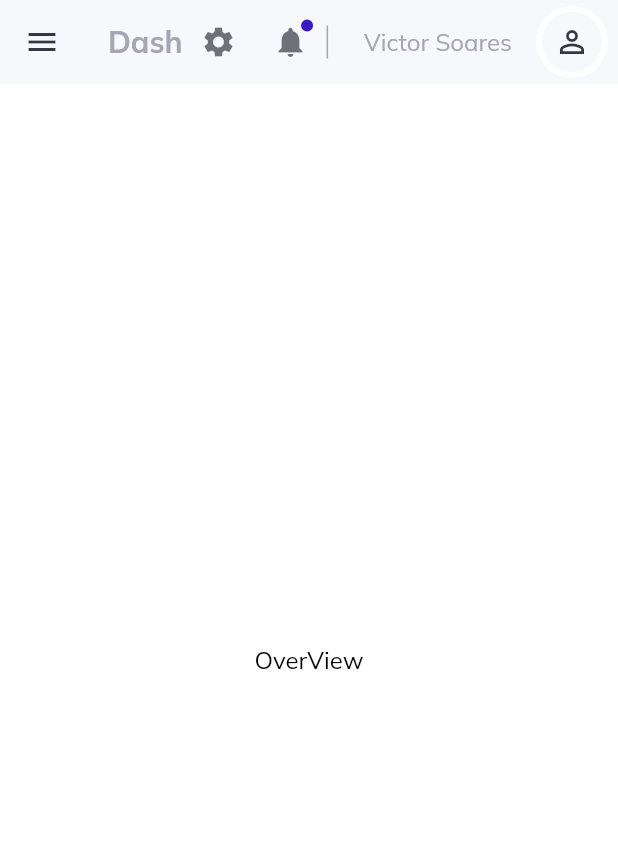
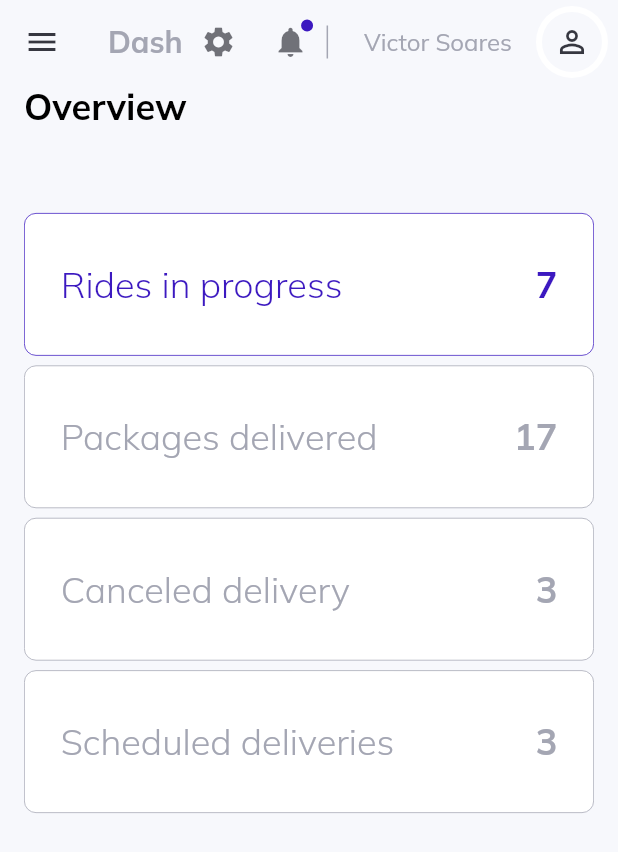
Before and after one commit to SFV-CORE/web_dashboard, a Flutter app: the screen it shows after launch, on a phone screen of 412 x 824 dp. Shown: the top 852 px of the screen. Run offline on Flutter 3.47's test engine with Material 2 defaults, Android fonts, the phone set to English and light mode, and no system bars; our stand-ins replace get, google_fonts.

Commit message:
Create overview cards

```diff
--- a/lib/layout.dart
+++ b/lib/layout.dart
@@ -14,6 +14,7 @@ class SiteLayout extends StatelessWidget {
     return Scaffold(
         //*define a parte de cima do site
         key: scaffoldKey,
+        extendBodyBehindAppBar: true,
         appBar: topNavigationBar(context, scaffoldKey),
         drawer: Drawer(
           child: SideMenu(),
--- a/lib/main.dart
+++ b/lib/main.dart
@@ -1,6 +1,7 @@
 import 'package:flutter/material.dart';
 import 'package:get/get.dart';
 import 'package:google_fonts/google_fonts.dart';
+import 'package:web_dashboard/constants/style.dart';
 import 'controllers/navigation_controller.dart';
 import 'layout.dart';
 import 'controllers/menu_controller.dart';
@@ -20,7 +21,7 @@ class MyApp extends StatelessWidget {
       debugShowCheckedModeBanner: false,
       title: "Dash", //*Titulo da pagina
       theme: ThemeData(
-          scaffoldBackgroundColor: Colors.white,
+          scaffoldBackgroundColor: light,
 
           //*Define a cor de todo o texto como preto
           textTheme: GoogleFonts.mulishTextTheme(Theme.of(context).textTheme)
--- a/lib/pages/overview/overview.dart
+++ b/lib/pages/overview/overview.dart
@@ -1,14 +1,45 @@
 import 'package:flutter/material.dart';
+import 'package:get/get_state_manager/src/rx_flutter/rx_obx_widget.dart';
+import 'package:web_dashboard/constants/controllers.dart';
+import 'package:web_dashboard/helpers/responsivenees.dart';
+import 'package:web_dashboard/pages/overview/widget/overview_cards_large.dart';
+import 'package:web_dashboard/pages/overview/widget/overview_cards_medium.dart';
+import 'package:web_dashboard/pages/overview/widget/overview_cards_small.dart';
 import 'package:web_dashboard/widgets/custom_text.dart';
 
 class OverViewPage extends StatelessWidget {
-  const OverViewPage({Key key}) : super(key: key);
-
   @override
   Widget build(BuildContext context) {
-    return Center(
-        child: CustomText(
-      text: "OverView",
-    ));
+    return Column(
+      children: [
+        Obx(
+          () => Row(
+            children: [
+              Container(
+                margin: EdgeInsets.only(
+                    top: ResponsiveWidget.isSmallScreen(context) ? 56 : 6),
+                child: CustomText(
+                  text: menuController.activeItem.value,
+                  size: 24,
+                  weight: FontWeight.bold,
+                ),
+              ),
+            ],
+          ),
+        ),
+        Expanded(
+          child: ListView(children: [
+            if (ResponsiveWidget.isLargeScreen(context) ||
+                ResponsiveWidget.isMediumScreen(context))
+              if (ResponsiveWidget.isCustomSize(context))
+                OverviewCardsMediumScreen()
+              else
+                OverViewCardsLargeScreen()
+            else
+              OverviewCardsSmallScreen()
+          ]),
+        ),
+      ],
+    );
   }
 }
--- /dev/null
+++ b/lib/pages/overview/widget/info_cards_small.dart
@@ -0,0 +1,54 @@
+import 'package:flutter/material.dart';
+import 'package:web_dashboard/constants/style.dart';
+import 'package:web_dashboard/widgets/custom_text.dart';
+
+class InfoCardSmall extends StatelessWidget {
+  final String title;
+  final String value;
+  final Color topColor;
+  final bool isActive;
+  final Function onTap;
+
+  const InfoCardSmall(
+      {Key key,
+      this.title,
+      this.value,
+      this.topColor,
+      this.isActive = false,
+      this.onTap})
+      : super(key: key);
+
+  @override
+  Widget build(BuildContext context) {
+    return Expanded(
+      child: InkWell(
+        onTap: onTap,
+        child: Container(
+          padding: EdgeInsets.all(24),
+          decoration: BoxDecoration(
+              color: Colors.white,
+              borderRadius: BorderRadius.circular(8),
+              border:
+                  Border.all(color: isActive ? active : lightGrey, width: .5)),
+          child: Row(
+            mainAxisAlignment: MainAxisAlignment.spaceBetween,
+            children: [
+              CustomText(
+                text: title,
+                size: 24,
+                weight: FontWeight.w300,
+                color: isActive ? active : lightGrey,
+              ),
+              CustomText(
+                text: value,
+                size: 24,
+                weight: FontWeight.bold,
+                color: isActive ? active : lightGrey,
+              ),
+            ],
+          ),
+        ),
+      ),
+    );
+  }
+}
--- /dev/null
+++ b/lib/pages/overview/widget/overview_cards_small.dart
@@ -0,0 +1,37 @@
+import 'package:flutter/material.dart';
+import 'package:web_dashboard/pages/overview/widget/info_cards_small.dart';
+
+class OverviewCardsSmallScreen extends StatelessWidget {
+  @override
+  Widget build(BuildContext context) {
+    double _width = MediaQuery.of(context).size.width;
+    return Container(
+        height: 400,
+        child: Column(children: [
+          InfoCardSmall(
+            title: "Rides in progress",
+            value: "7",
+            onTap: () {},
+            isActive: true,
+          ),
+          SizedBox(height: _width / 64),
+          InfoCardSmall(
+            title: "Packages delivered",
+            value: "17",
+            onTap: () {},
+          ),
+          SizedBox(height: _width / 64),
+          InfoCardSmall(
+            title: "Canceled delivery",
+            value: "3",
+            onTap: () {},
+          ),
+          SizedBox(height: _width / 64),
+          InfoCardSmall(
+            title: "Scheduled deliveries",
+            value: "3",
+            onTap: () {},
+          ),
+        ]));
+  }
+}
--- a/lib/widgets/small_screen.dart
+++ b/lib/widgets/small_screen.dart
@@ -6,6 +6,7 @@ class SmallScreen extends StatelessWidget {
 
   @override
   Widget build(BuildContext context) {
-    return localNavigator();
+    return Container(
+        padding: EdgeInsets.symmetric(horizontal: 16), child: localNavigator());
   }
 }
--- a/lib/widgets/top_nav.dart
+++ b/lib/widgets/top_nav.dart
@@ -104,5 +104,5 @@ AppBar topNavigationBar(BuildContext context, GlobalKey<ScaffoldState> key) =>
         ],
       ),
       iconTheme: IconThemeData(color: dark),
-      backgroundColor: light,
+      backgroundColor: Colors.transparent,
     );
```
Also changed, not shown: lib/pages/clients/clients.dart (+22 -6 lines), lib/pages/drivers/drivers.dart (+22 -6 lines), lib/pages/overview/widget/info_cards.dart (added, +69 -0 lines), lib/pages/overview/widget/overview_cards_large.dart (added, +48 -0 lines), lib/pages/overview/widget/overview_cards_medium.dart (added, +51 -0 lines), lib/widgets/large_screen.dart (+7 -1 lines).
